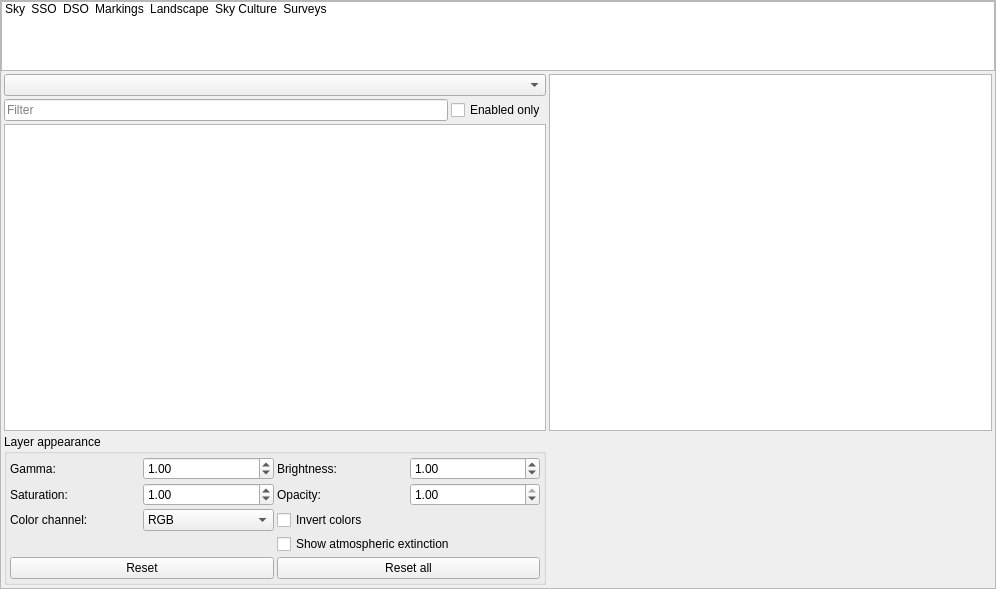
Above: src/gui/viewDialog.ui from Stellarium/stellarium before the change. Below: the same form after it.
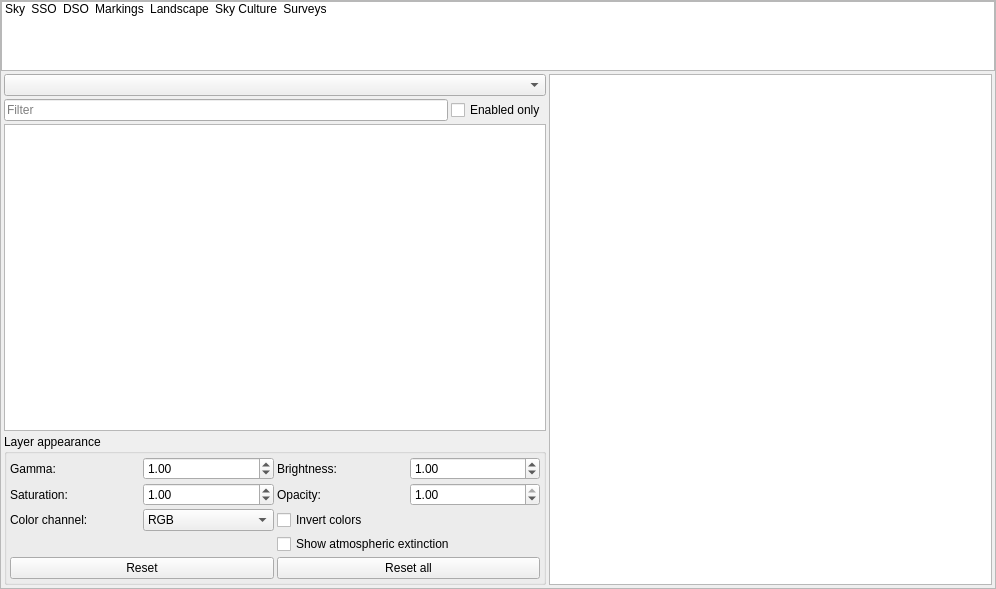
That is the form after the change. The open tabs and pages were chosen to show the change. Icons and pictures are not drawn. Custom widgets are drawn as their Qt base class.

What changed in the file:
```diff
--- a/src/gui/viewDialog.ui
+++ b/src/gui/viewDialog.ui
@@ -6578,7 +6578,7 @@
           <property name="spacing">
            <number>3</number>
           </property>
-          <item row="0" column="2" rowspan="3">
+          <item row="0" column="2" rowspan="4">
            <widget class="QTextBrowser" name="surveysTextBrowser">
             <property name="openExternalLinks">
              <bool>true</bool>
```
